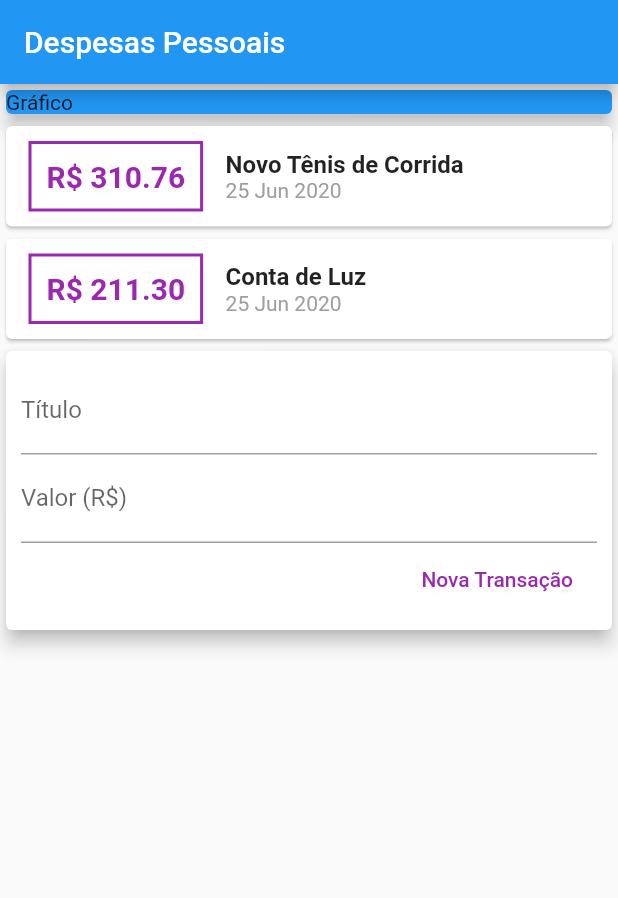
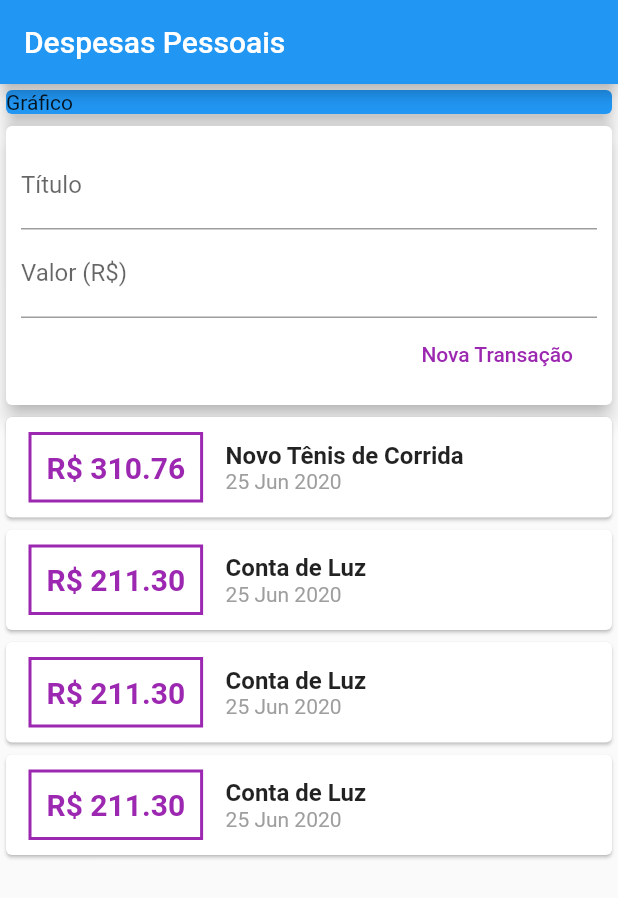
Before and after one commit to cxmarcelo/curso_udemy_flutter_expensesApp_flutter_old, a Flutter app: the screen it shows after launch, on a phone screen of 412 x 824 dp. Shown: the top 898 px of the screen. Run offline on Flutter 3.47's test engine with Material 2 defaults, Android fonts, the phone set to English and light mode, and no system bars.

```diff
--- a/lib/components/transaction_form.dart
+++ b/lib/components/transaction_form.dart
@@ -1,8 +1,13 @@
+import 'package:expenses/models/transaction.dart';
 import 'package:flutter/material.dart';
 
 class TransactionForm extends StatelessWidget {
   final titleController = TextEditingController();
   final valueController = TextEditingController();
+
+  final void Function(String, double) onSubimit;
+
+  TransactionForm(this.onSubimit);
 
   @override
   Widget build(BuildContext context) {
@@ -24,8 +29,9 @@ class TransactionForm extends StatelessWidget {
                 child: Text("Nova Transação"),
                 textColor: Colors.purple,
                 onPressed: () {
-                  print(titleController.text);
-                  print(valueController.text);
+                  final title = titleController.text;
+                  final value = double.tryParse(valueController.text) ?? 0.0;
+                  onSubimit(title, value);
                 },
               ),
             ])
--- a/lib/components/transaction_list.dart
+++ b/lib/components/transaction_list.dart
@@ -10,7 +10,10 @@ class TransactionList extends StatelessWidget {
   TransactionList(this.transactions);
 
   Widget build(BuildContext context) {
-    return Column(
+    return Container(
+      height: 300,
+      child: SingleChildScrollView(
+            child: Column(
                 children: transactions.map((tr) {
                   return Card(
                     child: Row(
@@ -55,6 +58,8 @@ class TransactionList extends StatelessWidget {
                     ),
                   );
                 }).toList(),
+              ),
+      ),
     );
   }
 }
--- a/lib/components/transaction_user.dart
+++ b/lib/components/transaction_user.dart
@@ -1,3 +1,5 @@
+import 'dart:math';
+
 import 'package:flutter/material.dart';
 import 'package:expenses/models/transaction.dart';
 import './transaction_form.dart';
@@ -9,7 +11,6 @@ class TransactionUser extends StatefulWidget {
 }
 
 class _TransactionUserState extends State<TransactionUser> {
-
   final _transactions = [
     Transaction(
       title: "Novo Tênis de Corrida",
@@ -22,15 +23,46 @@ class _TransactionUserState extends State<TransactionUser> {
       title: "Conta de Luz",
       value: 211.30,
       date: DateTime.now(),
+    ),
+    Transaction(
+      id: 't2',
+      title: "Conta de Luz",
+      value: 211.30,
+      date: DateTime.now(),
+    ),
+    Transaction(
+      id: 't2',
+      title: "Conta de Luz",
+      value: 211.30,
+      date: DateTime.now(),
+    ),
+    Transaction(
+      id: 't2',
+      title: "Conta de Luz",
+      value: 211.30,
+      date: DateTime.now(),
     )
   ];
+
+  _addTransaction(String title, double value) {
+    final newTransaction = new Transaction(
+      id: Random().nextDouble().toString(),
+      title: title,
+      value: value,
+      date: DateTime.now(),
+    );
+
+    setState(() {
+      _transactions.add(newTransaction);
+    });
+  }
 
   @override
   Widget build(BuildContext context) {
     return Column(
       children: <Widget>[
+        TransactionForm(_addTransaction),
         TransactionList(_transactions),
-        TransactionForm()
       ],
     );
   }
--- a/lib/main.dart
+++ b/lib/main.dart
@@ -1,7 +1,4 @@
-import 'package:expenses/components/transaction_form.dart';
-import 'package:expenses/components/transaction_list.dart';
 import 'package:expenses/components/transaction_user.dart';
-import 'package:expenses/models/transaction.dart';
 import 'package:flutter/material.dart';
 
 main() => runApp(ExpensesApp());
@@ -23,7 +20,8 @@ class MyHomePage extends StatelessWidget {
       appBar: AppBar(
         title: Text("Despesas Pessoais"),
       ),
-      body: Column(
+      body: SingleChildScrollView(
+              child: Column(
           crossAxisAlignment: CrossAxisAlignment.stretch,
           children: <Widget>[
             Container(
@@ -36,6 +34,7 @@ class MyHomePage extends StatelessWidget {
             TransactionUser(),
           ],
         ),
+      ),
     );
   }
 }
```
Lines whose indentation alone changed are shown as unchanged.
